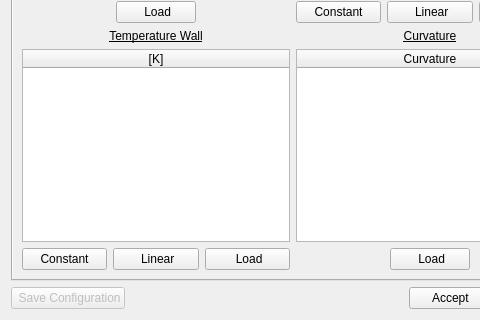
Above: ICESym-NEWGUI/windows/TubeDialog.ui from jmarcelogimenez/icesym before the change; both pictures show x 0 to 480 and y 405 to 725 of the 586 by 725 pixel window. Below: the same form after it.
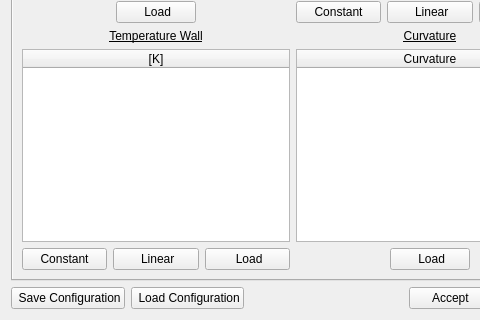
That is the form after the change. Icons and pictures are not drawn.

Commit message: Save/Load particular configuration for a tube

Diff of the .ui file:
```diff
--- a/ICESym-NEWGUI/windows/TubeDialog.ui
+++ b/ICESym-NEWGUI/windows/TubeDialog.ui
@@ -32,7 +32,7 @@
      <item>
       <widget class="QPushButton" name="save_cofiguration_pushButton">
        <property name="enabled">
-        <bool>false</bool>
+        <bool>true</bool>
        </property>
        <property name="font">
         <font>
@@ -51,6 +51,20 @@
        </property>
       </widget>
      </item>
+     <item>
+      <widget class="QPushButton" name="load_configuration_pushButton">
+       <property name="focusPolicy">
+        <enum>Qt::NoFocus</enum>
+       </property>
+       <property name="text">
+        <string> Load Configuration</string>
+       </property>
+       <property name="icon">
+        <iconset resource="../images/images.qrc">
+         <normaloff>:/fromHelyx/fromHelyx/downloadZip16.png</normaloff>:/fromHelyx/fromHelyx/downloadZip16.png</iconset>
+       </property>
+      </widget>
+     </item>
      <item>
       <spacer name="horizontalSpacer_5">
        <property name="font">
```
Left out of the diff: 34 changed lines with no effect on the pictures. The commit also changes 3 other files.
